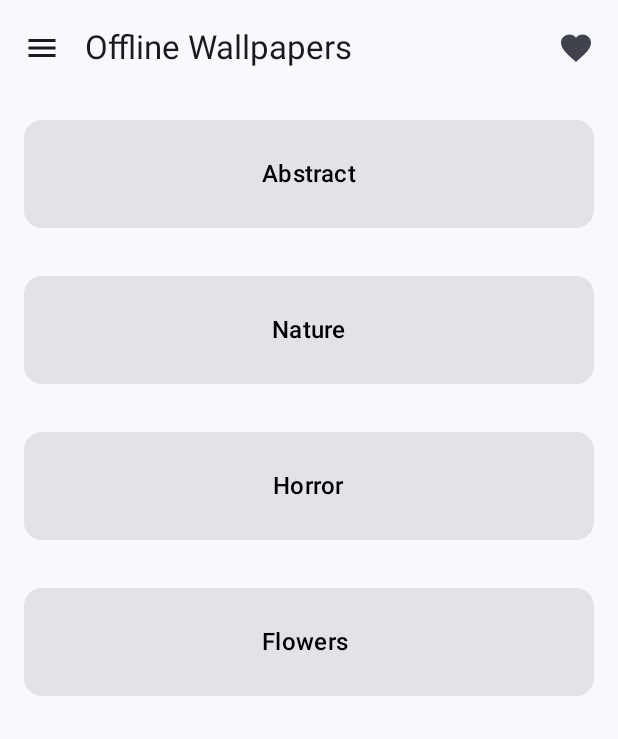
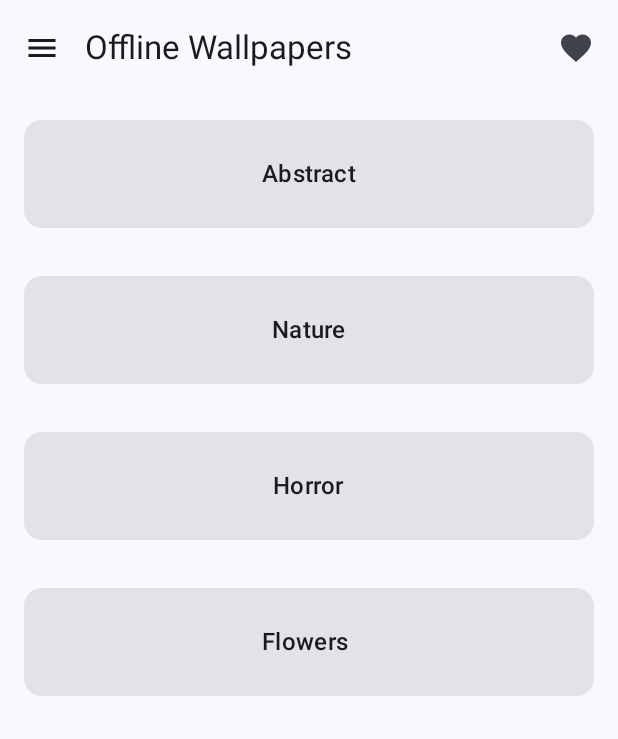
Before and after one commit to Augustinekan/compose_walls, an Android app built with Jetpack Compose: the screen it shows after launch (MainActivity), on a phone screen of 412 x 824 dp. Shown: the top 739 px of the screen. Run offline under Robolectric (Android 15) with nearby library versions, the phone set to English and light mode, and no system bars.

Commit message:
make text color adaptive to theme (changed basic text to text)

```diff
--- a/app/src/main/java/com/example/compose_walls/FullWallpaperPage.kt
+++ b/app/src/main/java/com/example/compose_walls/FullWallpaperPage.kt
@@ -35,7 +35,6 @@ fun FullWallpaperPage(navController: NavController, wallpaper: String) {
 
         Image(
             //            model = "file:///android_asset/images_folder/image.png",
-
             painter = imagePainter, contentDescription = wallpaper,
             contentScale = ContentScale.Crop,
             modifier = Modifier
--- a/app/src/main/java/com/example/compose_walls/WallpaperCategories.kt
+++ b/app/src/main/java/com/example/compose_walls/WallpaperCategories.kt
@@ -60,7 +60,7 @@ fun WallpaperCategoryTile(navController: NavController,category:WallpaperCategor
             verticalArrangement = Arrangement.Center,
             horizontalAlignment = Alignment.CenterHorizontally
         ) {
-            BasicText(text = category.title, style = MaterialTheme.typography.titleMedium)
+            Text(text = category.title, style = MaterialTheme.typography.titleMedium)
         }
     }
 }
```
